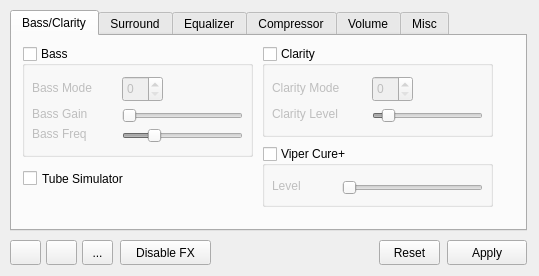
Audio4Linux/Viper4Linux-GUI, file mainwindow.ui: the form before one commit.
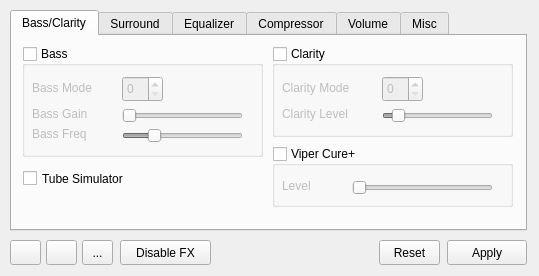
The form after the commit. The open tabs and pages were chosen to show the change. Icons and pictures are not drawn.

Commit message: Changed object names for static labels

Patch:
```diff
--- a/mainwindow.ui
+++ b/mainwindow.ui
@@ -42,7 +42,7 @@
        <rect>
         <x>10</x>
         <y>10</y>
-        <width>231</width>
+        <width>241</width>
         <height>111</height>
        </rect>
       </property>
@@ -167,9 +167,9 @@
      <widget class="QGroupBox" name="clarity">
       <property name="geometry">
        <rect>
-        <x>250</x>
+        <x>260</x>
         <y>10</y>
-        <width>231</width>
+        <width>241</width>
         <height>91</height>
        </rect>
       </property>
@@ -253,9 +253,9 @@
      <widget class="QGroupBox" name="vcure">
       <property name="geometry">
        <rect>
-        <x>250</x>
+        <x>260</x>
         <y>110</y>
-        <width>231</width>
+        <width>241</width>
         <height>61</height>
        </rect>
       </property>
```
Left out of the diff: 110 changed lines with no effect on the pictures.
